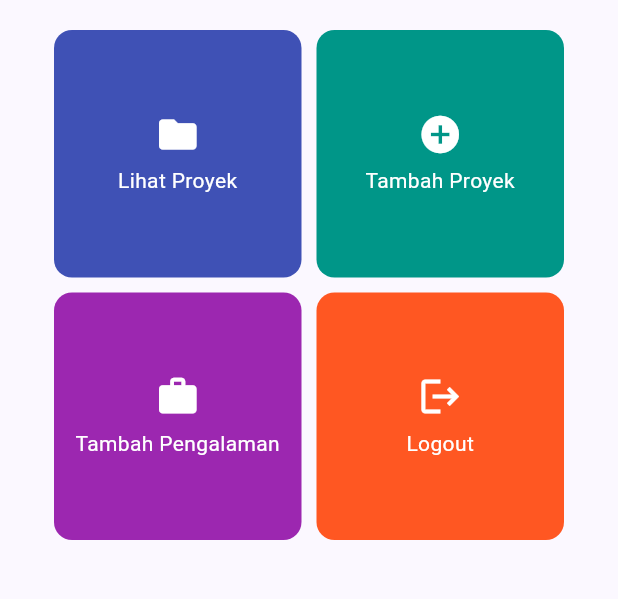
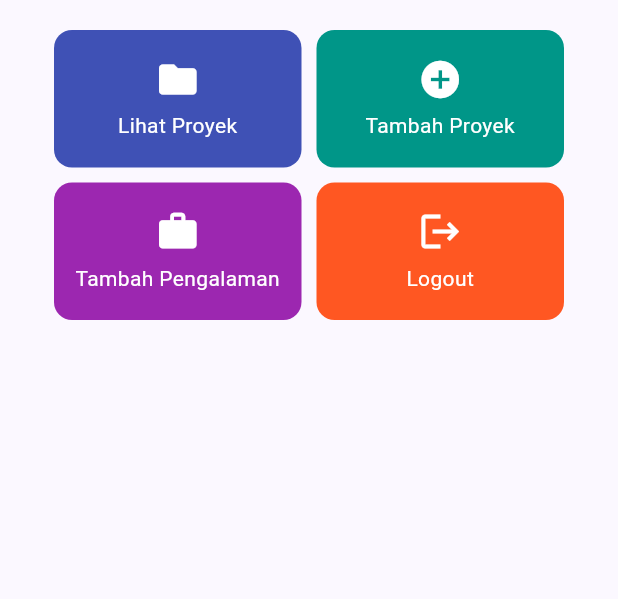
Before and after one commit to hasyaazzahra256/myportofolio_mobile, a Flutter app: the screen it shows after launch, on a phone screen of 412 x 824 dp, the part 387-986 px from its top. Run offline on Flutter 3.47's test engine with Material 3 defaults, Android fonts, the phone set to English and light mode, and no system bars.

Commit message:
fix: wrap menu body in SingleChildScrollView and adjust grid aspect ratio

```diff
--- a/lib/screens/menu.dart
+++ b/lib/screens/menu.dart
@@ -31,7 +31,7 @@ class MyHomePage extends StatelessWidget {
         iconTheme: const IconThemeData(color: Colors.white),
       ),
       drawer: const LeftDrawer(),
-      body: Padding(
+      body: SingleChildScrollView(
         padding: const EdgeInsets.all(16.0),
         child: Column(
           crossAxisAlignment: CrossAxisAlignment.center,
@@ -64,6 +64,7 @@ class MyHomePage extends StatelessWidget {
                     crossAxisSpacing: 10,
                     mainAxisSpacing: 10,
                     crossAxisCount: 2,
+                    childAspectRatio: 1.8,
                     shrinkWrap: true,
                     children: items.map((ItemHomepage item) {
                       return ItemCard(item);
```
